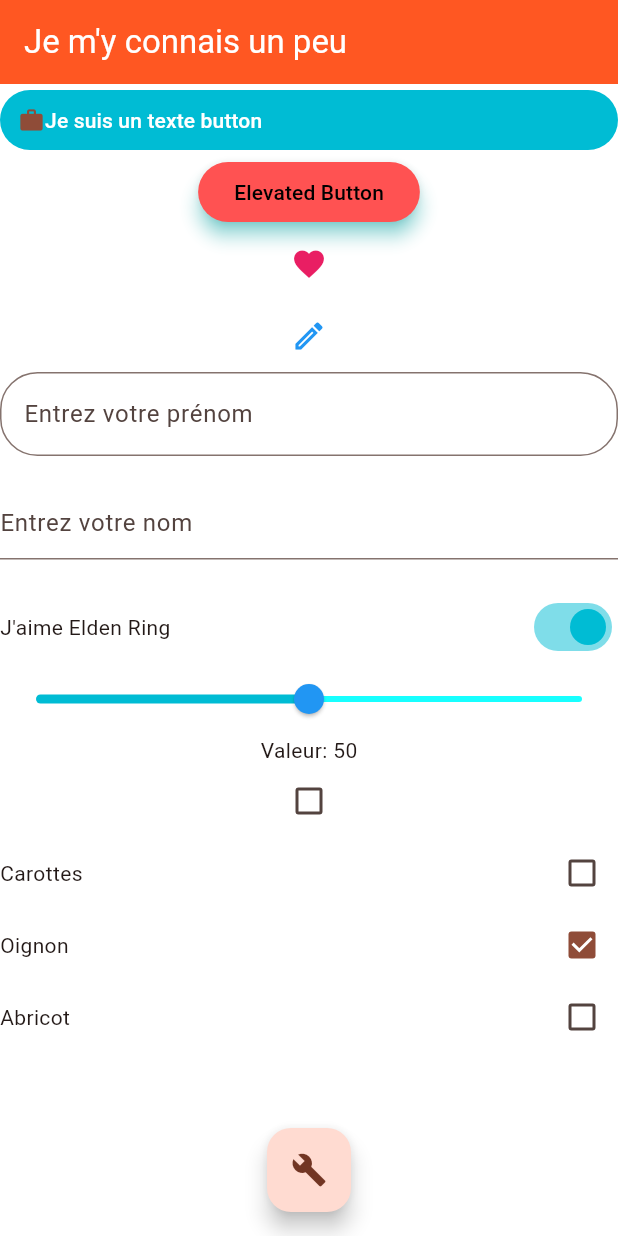
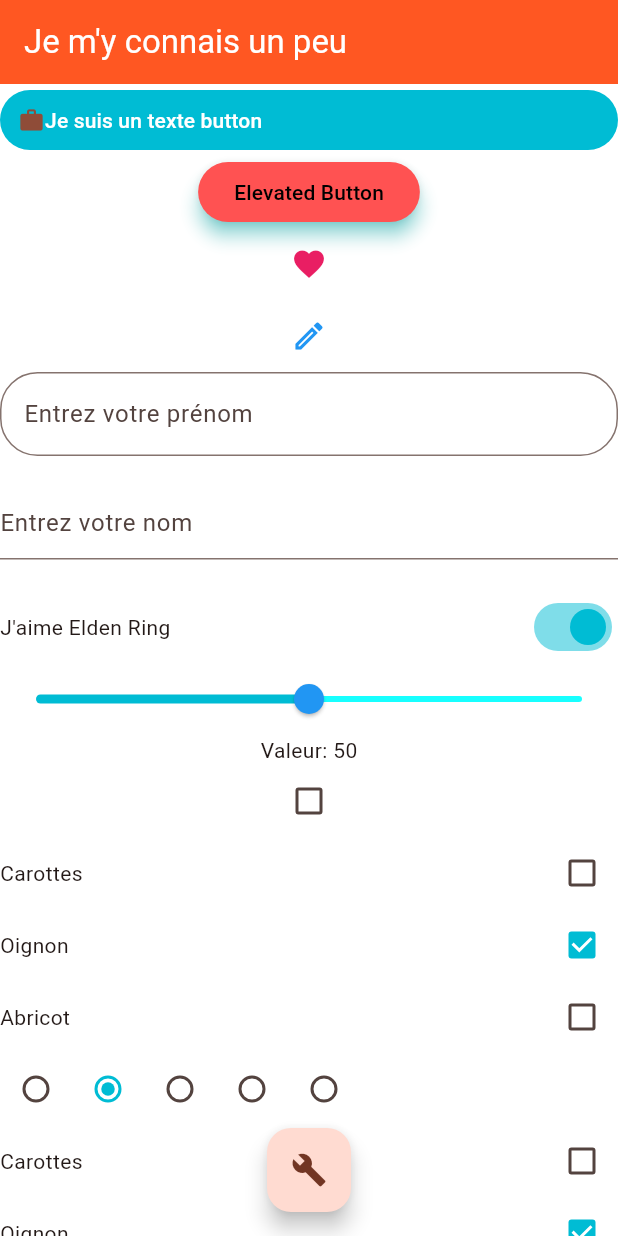
Before and after one commit to MaximeBel24/Flutter_Widget_Interactifs, a Flutter app: the screen it shows after launch, on a phone screen of 412 x 824 dp. Run offline on Flutter 3.47's test engine with Material 3 defaults, Android fonts, the phone set to English and light mode, and no system bars.

Commit message:
ajout de radio

```diff
--- a/lib/interactif_page.dart
+++ b/lib/interactif_page.dart
@@ -21,6 +21,7 @@ class InteractifPageState extends State<InteractifPage> {
     "Oignon": true,
     "Abricot": false
   };
+  int groupValue = 1;
 
   @override
   void initState() {
@@ -49,7 +50,8 @@ class InteractifPageState extends State<InteractifPage> {
         ),
         backgroundColor: Colors.deepOrange,
       ),
-      body: Center(
+      body: SingleChildScrollView(
+        child: Center(
           child: Column(
             children: [
               TextButton(
@@ -138,11 +140,16 @@ class InteractifPageState extends State<InteractifPage> {
               ),
               Text("Valeur: ${sliderValue.toInt()}"),
               Checkbox(value: check, onChanged: ((newBool) => setState(() => check = newBool ?? false))),
+              checks(),
+              radios(),
               checks()
+
 
             ],
           ),
         ),
+      ),
+
       floatingActionButton: FloatingActionButton(
         onPressed: updateColors,
         child: const Icon(Icons.build),
@@ -223,11 +230,30 @@ class InteractifPageState extends State<InteractifPage> {
             setState(() {
               courses[course] = newValue ?? false;
             });
-          }))
+          }),
+          checkColor: Colors.white,
+          activeColor: Colors.cyan,)
         ],
       );
       items.add(row);
     });
     return Column(children: items);
   }
+
+  Row radios() {
+    List<Widget> radios = [];
+    for (var i = 0; i < 5; i++) {
+      Radio r = Radio(
+          value: i,
+          groupValue: groupValue,
+          activeColor: Colors.cyan,
+          onChanged: ((newValue){
+            setState(() {
+              groupValue = newValue as int;
+            });
+          }));
+      radios.add(r);
     }
+    return Row(children: radios,);
+  }
+}
```
Lines whose indentation alone changed are shown as unchanged.
